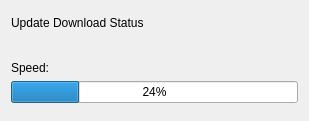
Old version of the form updatedownloaddialog.ui in the repository savoirfairelinux/jami-client-windows.
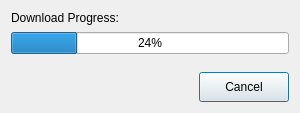
New version of the form.

Commit message:
downloadmanager: add cancel ability
- change download speed display to download progress
- add cancel ability to make user enable to abort update or
  download

What changed in the file:
```diff
--- a/updatedownloaddialog.ui
+++ b/updatedownloaddialog.ui
@@ -6,50 +6,49 @@
    <rect>
     <x>0</x>
     <y>0</y>
-    <width>309</width>
-    <height>121</height>
+    <width>300</width>
+    <height>113</height>
    </rect>
   </property>
+  <property name="sizePolicy">
+   <sizepolicy hsizetype="Fixed" vsizetype="Fixed">
+    <horstretch>0</horstretch>
+    <verstretch>0</verstretch>
+   </sizepolicy>
+  </property>
+  <property name="minimumSize">
+   <size>
+    <width>0</width>
+    <height>0</height>
+   </size>
+  </property>
+  <property name="maximumSize">
+   <size>
+    <width>16777215</width>
+    <height>16777215</height>
+   </size>
+  </property>
   <property name="windowTitle">
    <string>Update Download</string>
   </property>
-  <layout class="QHBoxLayout" name="horizontalLayout">
+  <layout class="QVBoxLayout" name="verticalLayout_3">
+   <property name="spacing">
+    <number>7</number>
+   </property>
+   <property name="leftMargin">
+    <number>11</number>
+   </property>
+   <property name="topMargin">
+    <number>11</number>
+   </property>
+   <property name="rightMargin">
+    <number>11</number>
+   </property>
+   <property name="bottomMargin">
+    <number>11</number>
+   </property>
    <item>
     <layout class="QVBoxLayout" name="verticalLayout_2">
-     <item>
-      <widget class="QLabel" name="label">
-       <property name="sizePolicy">
-        <sizepolicy hsizetype="Fixed" vsizetype="Fixed">
-         <horstretch>0</horstretch>
-         <verstretch>0</verstretch>
-        </sizepolicy>
-       </property>
-       <property name="font">
-        <font>
-         <pointsize>9</pointsize>
-        </font>
-       </property>
-       <property name="text">
-        <string>Update Download Status</string>
-       </property>
-      </widget>
-     </item>
-     <item>
-      <spacer name="verticalSpacer">
-       <property name="orientation">
-        <enum>Qt::Vertical</enum>
-       </property>
-       <property name="sizeType">
-        <enum>QSizePolicy::Preferred</enum>
-       </property>
-       <property name="sizeHint" stdset="0">
-        <size>
-         <width>20</width>
-         <height>20</height>
-        </size>
-       </property>
-      </spacer>
-     </item>
      <item>
       <layout class="QVBoxLayout" name="verticalLayout">
        <item>
@@ -66,7 +65,7 @@
           </font>
          </property>
          <property name="text">
-          <string>Speed: </string>
+          <string>Download Progress: </string>
          </property>
         </widget>
        </item>
@@ -85,6 +84,61 @@
        </item>
       </layout>
      </item>
+     <item>
+      <spacer name="verticalSpacer_2">
+       <property name="orientation">
+        <enum>Qt::Vertical</enum>
+       </property>
+       <property name="sizeType">
+        <enum>QSizePolicy::MinimumExpanding</enum>
+       </property>
+       <property name="sizeHint" stdset="0">
+        <size>
+         <width>20</width>
+         <height>10</height>
+        </size>
+       </property>
+      </spacer>
+     </item>
+     <item>
+      <layout class="QHBoxLayout" name="horizontalLayout">
+       <property name="spacing">
+        <number>7</number>
+       </property>
+       <item>
+        <spacer name="horizontalSpacer">
+         <property name="orientation">
+          <enum>Qt::Horizontal</enum>
+         </property>
+         <property name="sizeHint" stdset="0">
+          <size>
+           <width>40</width>
+           <height>20</height>
+          </size>
+         </property>
+        </spacer>
+       </item>
+       <item>
+        <widget class="QPushButton" name="updateCancelButton">
+         <property name="minimumSize">
+          <size>
+           <width>90</width>
+           <height>30</height>
+          </size>
+         </property>
+         <property name="maximumSize">
+          <size>
+           <width>15</width>
+           <height>30</height>
+          </size>
+         </property>
+         <property name="text">
+          <string>Cancel</string>
+         </property>
+        </widget>
+       </item>
+      </layout>
+     </item>
     </layout>
    </item>
   </layout>
```
Left out of the diff: 6 changed lines with no effect on the pictures. The commit also changes 6 other files.
